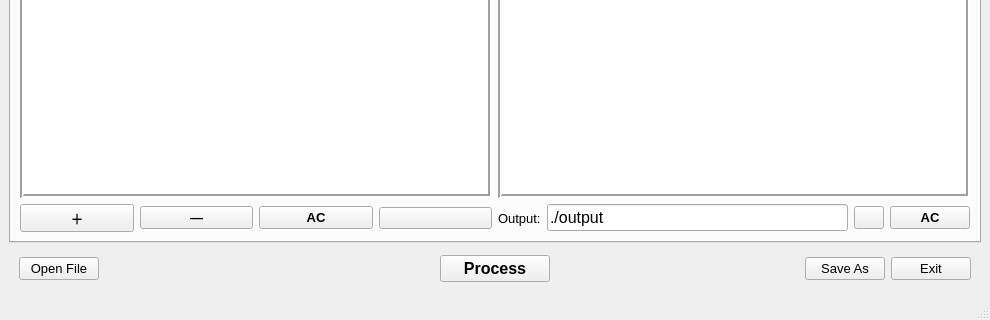
Above: form.ui from laisuk/OpenccPurepyGui before the change; both pictures show x 0 to 990 and y 380 to 700 of the 990 by 700 pixel window. Below: the same form after it.
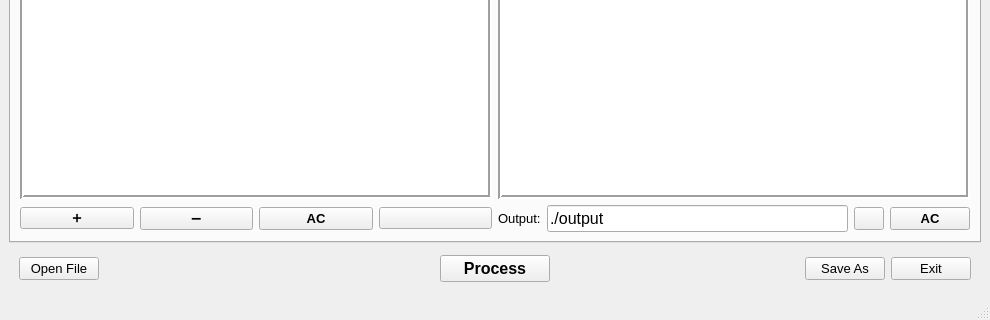
That is the form after the change. The open tabs and pages were chosen to show the change. Icons and pictures are not drawn. Custom widgets are drawn as their Qt base class.

Patch:
```diff
--- a/form.ui
+++ b/form.ui
@@ -657,12 +657,12 @@
              <widget class="QPushButton" name="btnAdd">
               <property name="font">
                <font>
-                <pointsize>10</pointsize>
+                <pointsize>9</pointsize>
                 <bold>true</bold>
                </font>
               </property>
               <property name="text">
-               <string>＋</string>
+               <string>➕</string>
               </property>
              </widget>
             </item>
@@ -675,7 +675,7 @@
                </font>
               </property>
               <property name="text">
-               <string>—</string>
+               <string>➖</string>
               </property>
              </widget>
             </item>
```
Left out of the diff: 2 changed lines with no effect on the pictures.
